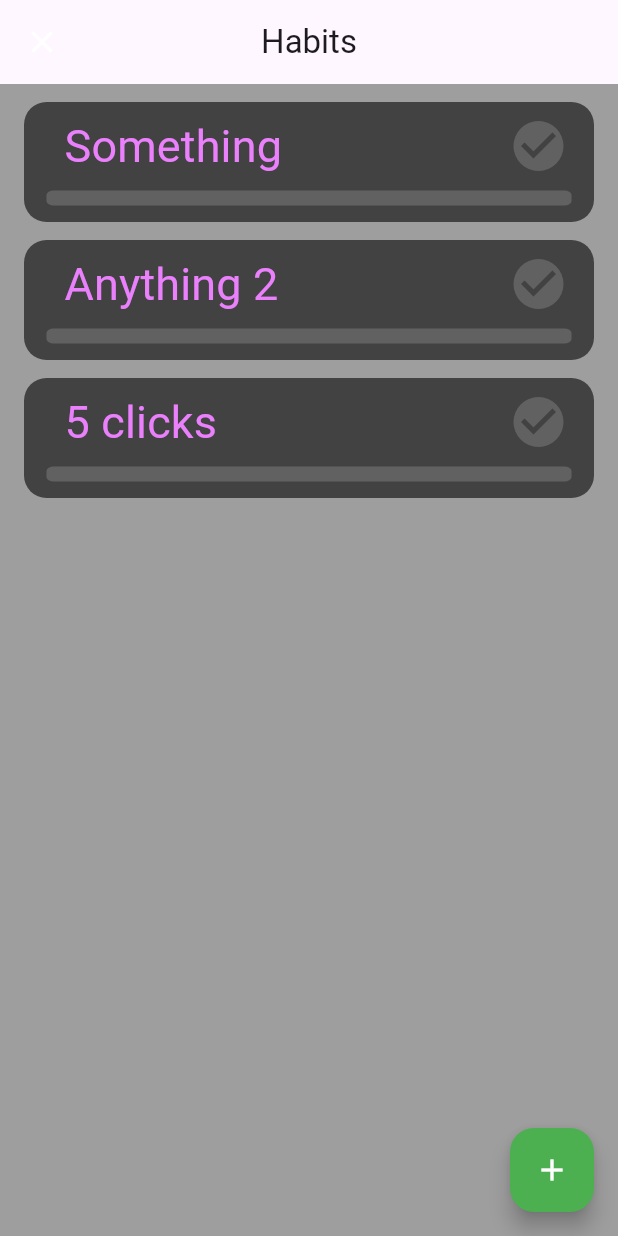
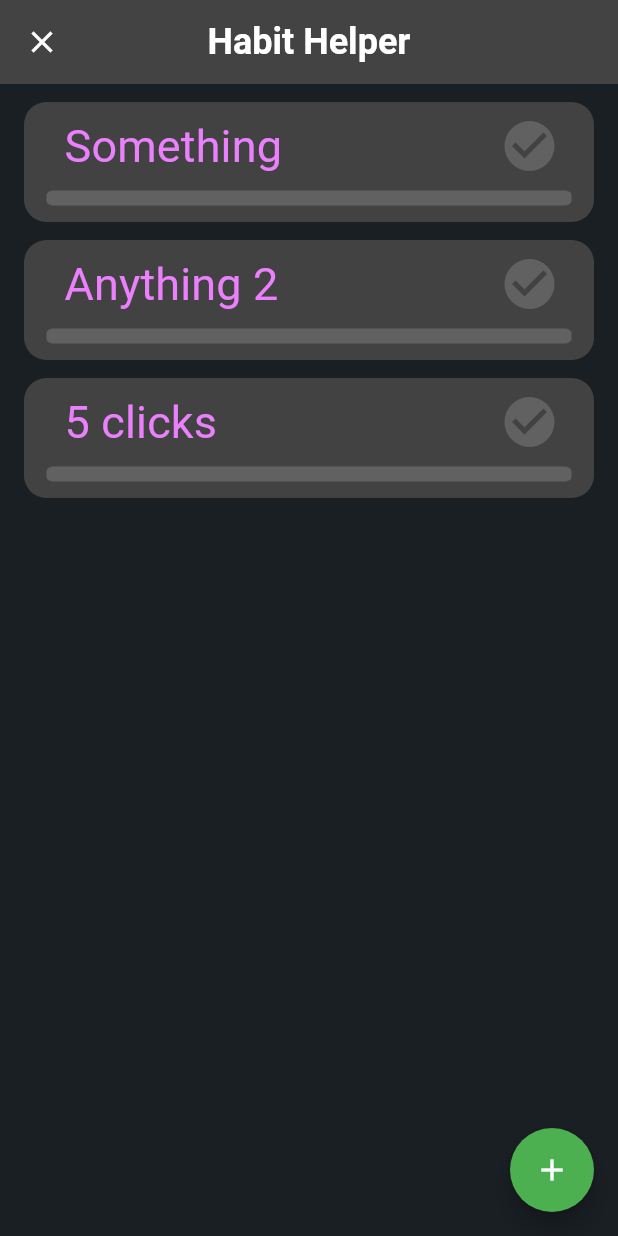
Before and after one commit to Habit-Helper-Team/Habit-Helper, a Flutter app: the screen it shows after launch, on a phone screen of 412 x 824 dp. Run offline on Flutter 3.47's test engine with Material 3 defaults, Android fonts, the light colour scheme and no system bars; our stand-ins replace flutter_riverpod, shared_preferences.

Commit message:
v2(fix without fix)

```diff
--- a/habit_helper/lib/screens/habits_screen.dart
+++ b/habit_helper/lib/screens/habits_screen.dart
@@ -38,7 +38,10 @@ class _HabitsState extends State<Habits> {
     return Scaffold(
       backgroundColor: Colors.black,
       appBar: AppBar(
-        title: const Text('Habits'),
+        title: const Text('Habit Helper'),
+        titleTextStyle: TextStyle(
+            color: Colors.white, fontSize: 24, fontWeight: FontWeight.bold),
+        backgroundColor: const Color.fromARGB(255, 67, 67, 67),
         centerTitle: true,
         leading: IconButton(
           onPressed: () {},
@@ -46,7 +49,7 @@ class _HabitsState extends State<Habits> {
         ),
       ),
       body: Container(
-          color: Colors.grey[500],
+          color: Color(0xFF1A1F24),
           padding: const EdgeInsetsDirectional.symmetric(
               horizontal: 16, vertical: 0),
           child: ListView.builder(
@@ -75,7 +78,7 @@ class _HabitsState extends State<Habits> {
                             mainAxisAlignment: MainAxisAlignment.spaceBetween,
                             children: [
                               SizedBox(
-                                width: 300,
+                                width: 270,
                                 child: TextButton(
                                   onPressed: () {
                                     /*
@@ -146,6 +149,7 @@ class _HabitsState extends State<Habits> {
             MaterialPageRoute(builder: (context) => const HabitSettingsPage()),
           );
         },
+        shape: CircleBorder(),
         child: const Icon(Icons.add),
       ),
     );
```
